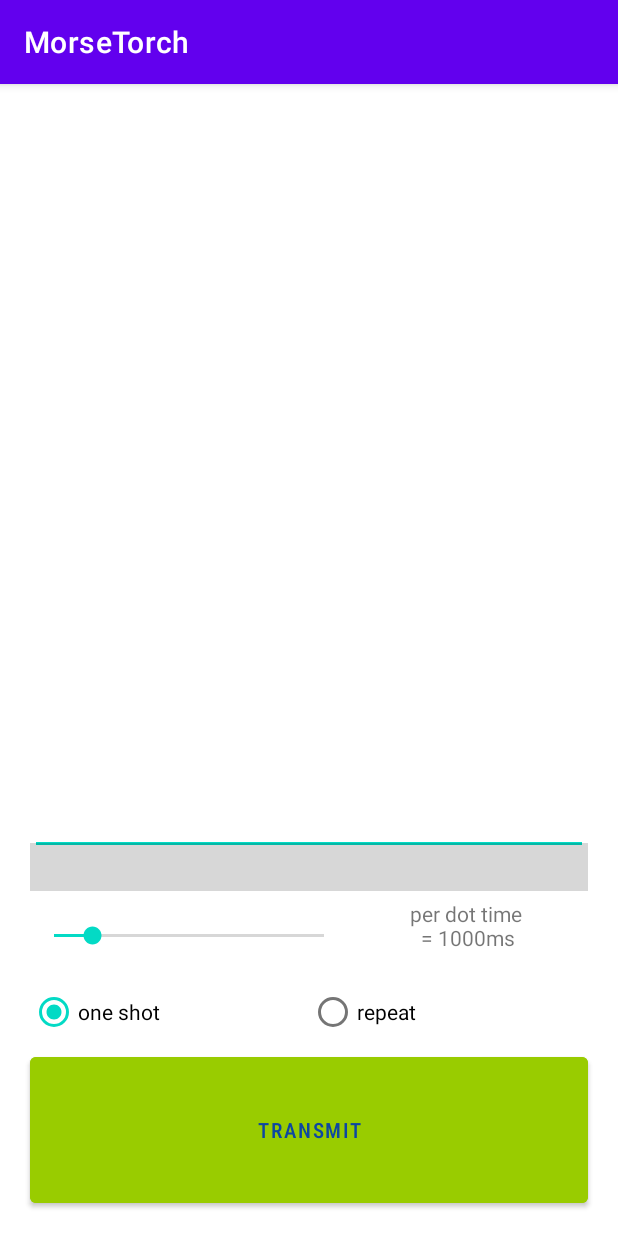
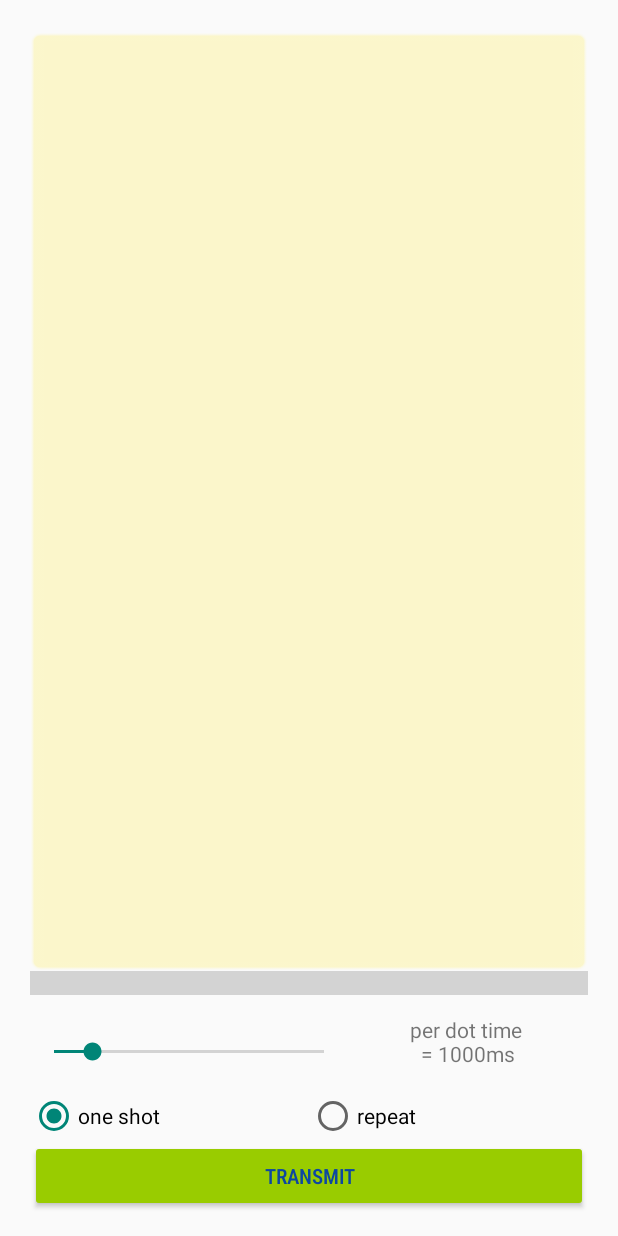
Before and after one commit to Jaiaid/MorseTorch, an Android app: the screen it shows after launch (MainActivity), on a phone screen of 412 x 824 dp. Run offline under Robolectric (Android 15) with nearby library versions, the phone set to English and light mode, and no system bars.

Commit message:
transmit button height reduce, edit text background yellow tint, title bar removed, progress bar height halved

```diff
--- a/app/src/main/AndroidManifest.xml
+++ b/app/src/main/AndroidManifest.xml
@@ -18,7 +18,7 @@
         android:label="@string/app_name"
         android:roundIcon="@mipmap/ic_custom_launcher_icon_round"
         android:supportsRtl="true"
-        android:theme="@style/Theme.MorseTorch">
+        android:theme="@style/Theme.AppCompat.Light.NoActionBar">
         <activity
             android:name=".MainActivity"
             android:exported="true">
--- a/app/src/main/res/layout/activity_main.xml
+++ b/app/src/main/res/layout/activity_main.xml
@@ -13,6 +13,9 @@
         android:layout_marginStart="20dp"
         android:layout_marginTop="21dp"
         android:layout_marginEnd="20dp"
+        android:autofillHints=""
+        android:background="@android:drawable/editbox_background"
+        android:backgroundTint="#3EFFEB3B"
         android:digits="0123456789ABCDEFGHIJKLMNOPQRSTUVWXYZ "
         android:ems="10"
         android:gravity="start|top"
@@ -56,7 +59,7 @@
     <Button
         android:id="@+id/transmitControlButton"
         android:layout_width="0dp"
-        android:layout_height="109dp"
+        android:layout_height="wrap_content"
         android:layout_marginStart="20dp"
         android:layout_marginEnd="20dp"
         android:layout_marginBottom="16dp"
@@ -94,7 +97,6 @@
             android:layout_width="wrap_content"
             android:layout_height="match_parent"
             android:layout_weight="1"
-            android:editable="false"
             android:labelFor="@id/dotTimeUnitSeekBar"
             android:text="@string/seekbar_label"
             android:textAlignment="center" />
@@ -111,7 +113,7 @@
         android:clickable="false"
         android:indeterminate="false"
         android:max="100"
-        android:scaleY="8"
+        android:scaleY="4"
         app:layout_constraintBottom_toTopOf="@+id/seekbarLabelLinearLayout"
         app:layout_constraintEnd_toEndOf="parent"
         app:layout_constraintStart_toStartOf="parent" />
```
